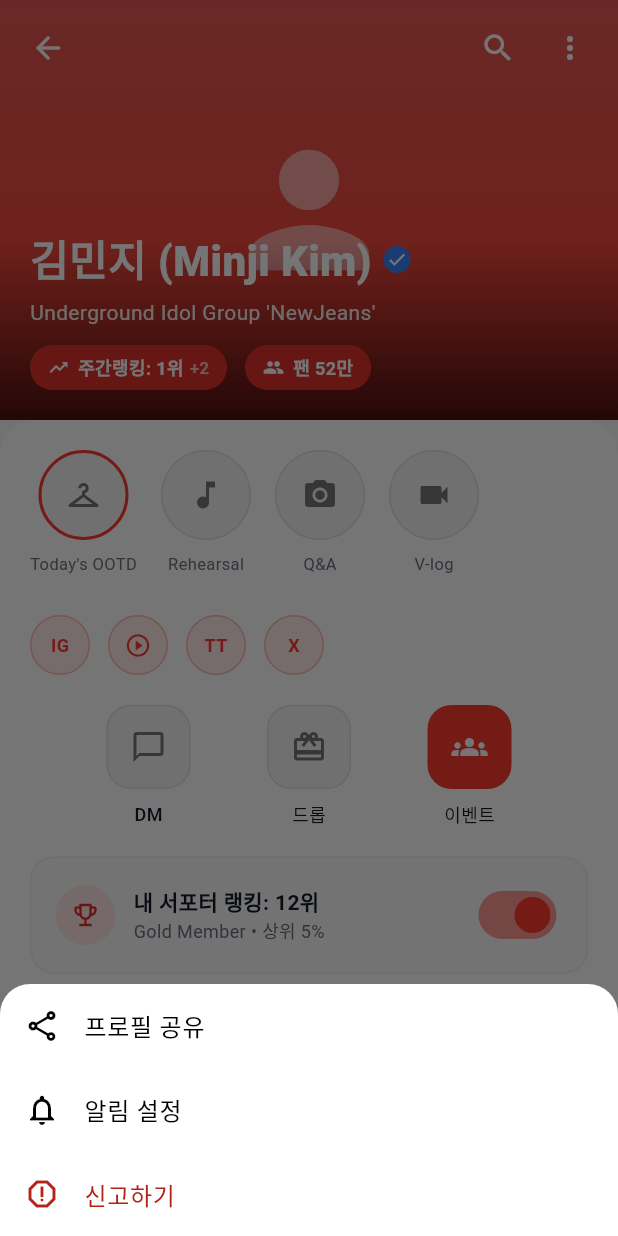
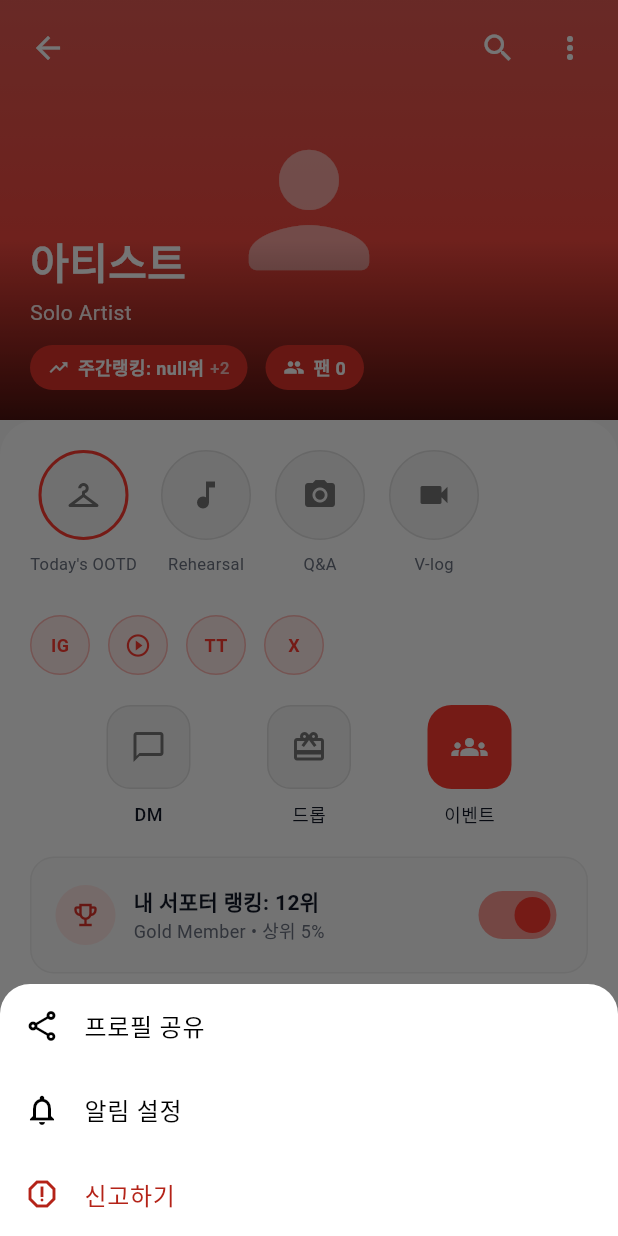
Before and after one commit to teo53/unoa-g, a Flutter app: the ArtistProfileScreen screen opened directly with empty values, after a tap on the "more vert" icon, on a phone screen of 412 x 824 dp. Run offline on Flutter 3.47's test engine with Material 3 defaults, Android fonts, the phone set to English and light mode, and no system bars; drawn by our look-alikes of cached_network_image, sentry_flutter; our stand-ins replace connectivity_plus, flutter_image_compress, flutter_riverpod, go_router, hive_flutter, image_picker and 4 more; missing offline and left inert: record, video_compress; accounts and stored records are empty; Roboto replaces fonts that are missing (Pretendard); project files that could hold a hidden picture were left out.

Commit message:
feat(providers): 채팅 스토리 + 아티스트 프로필 MockData 제거
- chat_list_screen: MockData.storyUsers → storyUsersProvider
  (chatThreadsProvider에서 구독 아티스트 자동 파생)
- artist_profile_screen: ConsumerStatefulWidget으로 전환
  - MockData.trendingArtists → trendingArtistsProvider
  - MockData.highlightFeeds/announcementFeeds/otaLetterFeeds
    → artistContentFeedsProvider (FutureProvider.family)

Co-Authored-By: Claude Opus 4.6 <noreply@anthropic.com>

```diff
--- a/lib/features/profile/artist_profile_screen.dart
+++ b/lib/features/profile/artist_profile_screen.dart
@@ -1,14 +1,15 @@
 import 'package:flutter/material.dart';
+import 'package:flutter_riverpod/flutter_riverpod.dart';
 import 'package:go_router/go_router.dart';
 import 'package:cached_network_image/cached_network_image.dart';
 import 'package:url_launcher/url_launcher.dart';
 import '../../core/theme/app_colors.dart';
-import '../../data/mock/mock_data.dart';
 import '../../data/models/artist.dart';
 import '../../data/models/creator_content.dart';
+import '../../providers/discover_provider.dart';
 import '../../shared/widgets/app_scaffold.dart';
 
-class ArtistProfileScreen extends StatefulWidget {
+class ArtistProfileScreen extends ConsumerStatefulWidget {
   final String artistId;
 
   const ArtistProfileScreen({
@@ -17,10 +18,11 @@ class ArtistProfileScreen extends StatefulWidget {
   });
 
   @override
-  State<ArtistProfileScreen> createState() => _ArtistProfileScreenState();
+  ConsumerState<ArtistProfileScreen> createState() =>
+      _ArtistProfileScreenState();
 }
 
-class _ArtistProfileScreenState extends State<ArtistProfileScreen>
+class _ArtistProfileScreenState extends ConsumerState<ArtistProfileScreen>
     with SingleTickerProviderStateMixin {
   late TabController _tabController;
 
@@ -53,15 +55,17 @@ class _ArtistProfileScreenState extends State<ArtistProfileScreen>
   }
 
   List<Map<String, dynamic>> get _currentTabFeeds {
+    final feedsAsync = ref.read(artistContentFeedsProvider(widget.artistId));
+    final feeds = feedsAsync.valueOrNull ?? {};
     switch (_tabController.index) {
       case 0:
-        return MockData.highlightFeeds;
+        return feeds['highlight'] ?? [];
       case 1:
-        return MockData.announcementFeeds;
+        return feeds['announcement'] ?? [];
       case 2:
-        return MockData.otaLetterFeeds;
+        return feeds['letter'] ?? [];
       default:
-        return MockData.highlightFeeds;
+        return feeds['highlight'] ?? [];
     }
   }
 
@@ -225,10 +229,18 @@ class _ArtistProfileScreenState extends State<ArtistProfileScreen>
   @override
   Widget build(BuildContext context) {
     final isDark = Theme.of(context).brightness == Brightness.dark;
-    final artist = MockData.trendingArtists.firstWhere(
-      (a) => a.id == widget.artistId,
-      orElse: () => MockData.trendingArtists.first,
-    );
+    final artists = ref.watch(trendingArtistsProvider);
+    final artist = artists.isNotEmpty
+        ? artists.firstWhere(
+            (a) => a.id == widget.artistId,
+            orElse: () => artists.first,
+          )
+        : Artist(
+            id: widget.artistId,
+            name: '아티스트',
+            avatarUrl: '',
+            followerCount: 0,
+          );
 
     return AppScaffold(
       showStatusBar: true,
```
Also changed, not shown: lib/features/chat/chat_list_screen.dart (+8 -6 lines), lib/providers/chat_list_provider.dart (+28 -0 lines).
